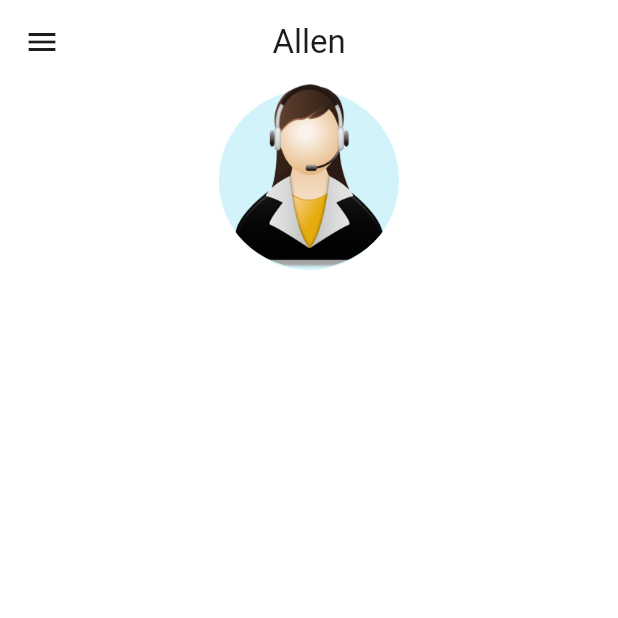
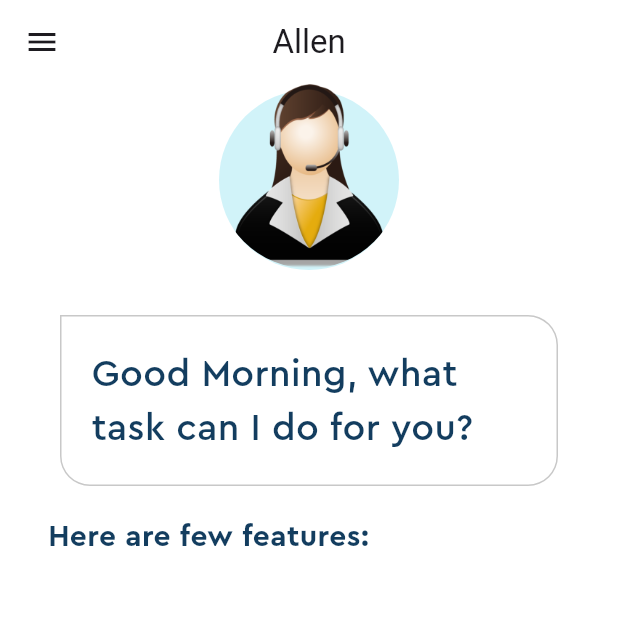
Before and after one commit to SyedSumaimaly/Voice-Assistant-App-Flutter, a Flutter app: the screen it shows after launch, on a phone screen of 412 x 824 dp, the top half of it. Run offline on Flutter 3.47's test engine with Material 3 defaults, Android fonts, the phone set to English and light mode, and no system bars.

Commit message:
Updating home page with chat bubble section

```diff
--- a/lib/home_page.dart
+++ b/lib/home_page.dart
@@ -19,6 +19,7 @@ class _HomePageState extends State<HomePage> {
       ),
       body: Column(
         children: [
+          // Profile Part
           Stack(
             children: [
               Center(
@@ -39,7 +40,57 @@ class _HomePageState extends State<HomePage> {
                 ),
               )
             ],
-          )
+          ),
+        //   Chat Bubble
+          Container(
+            padding: const EdgeInsets.symmetric(
+              horizontal: 20,
+              vertical: 10,
+            ),
+            margin: const EdgeInsets.symmetric(horizontal: 40).copyWith(
+              top: 30,
+            ),
+
+            decoration: BoxDecoration(
+              border: Border.all(
+                color: Pallete.borderColor,
+              ),
+              borderRadius: BorderRadius.circular(20).copyWith(
+                topLeft: Radius.zero,
+              )
+            ),
+
+            child: const Padding(
+              padding:  EdgeInsets.symmetric(vertical: 10.0),
+              child:  Text('Good Morning, what task can I do for you?',
+              style: TextStyle(
+                color: Pallete.mainFontColor,
+                fontSize: 25,
+                fontFamily: 'Cera Pro',
+              ),
+              ),
+            )
+          ),
+
+        Container(
+          padding: const EdgeInsets.all(10),
+          margin: const EdgeInsets.only(
+            top: 10,
+            left: 22,
+          ),
+          alignment: Alignment.centerLeft,
+          child: const Text('Here are few features:',
+          style: TextStyle(
+            fontFamily: 'Cera Pro',
+            color: Pallete.mainFontColor,
+            fontSize: 20,
+            fontWeight: FontWeight.bold,
+          ),
+          ),
+        )
+
+        //   Features List
+
         ],
       ),
     );
```
